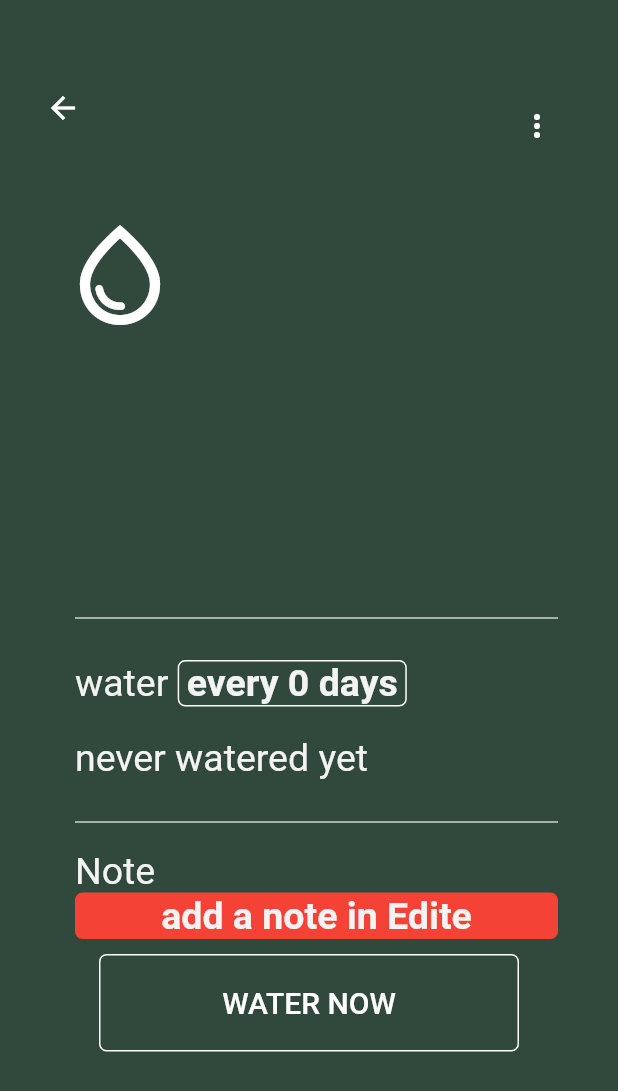
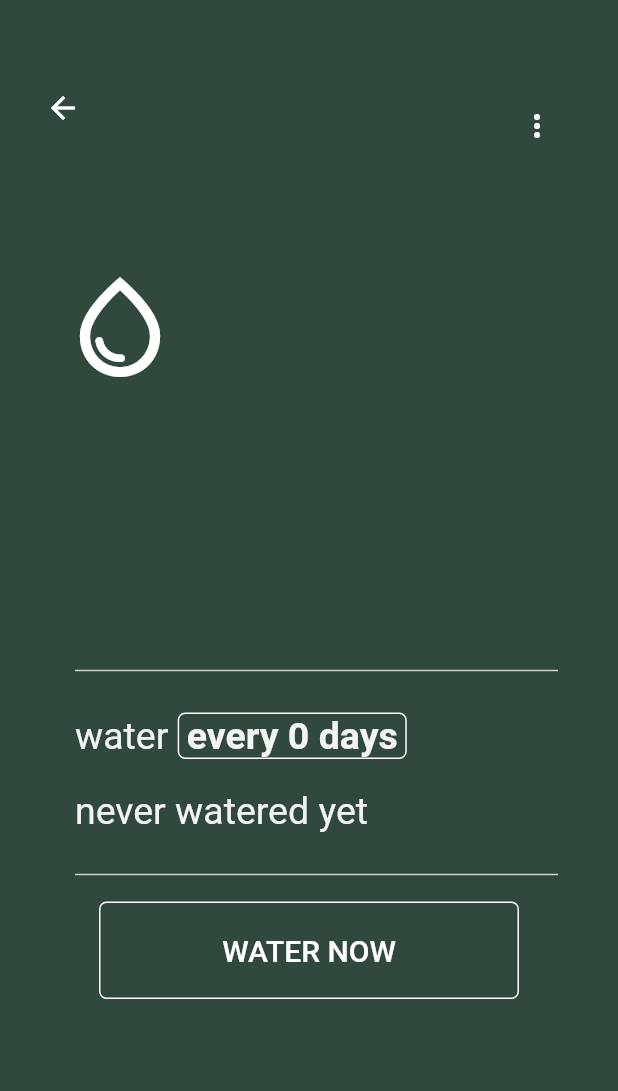
Before and after one commit to abertschi/water-me, a Flutter app: the ShowPlant screen opened directly, on a phone screen of 412 x 824 dp. Shown: the top 1091 px of the screen. Run offline on Flutter 3.47's test engine with Material 2 defaults, Android fonts, the phone set to English and light mode, and no system bars; our stand-ins replace camera, flutter_local_notifications, shared_preferences; missing offline and left inert: workmanager; accounts and stored records are empty; Roboto replaces fonts that are missing (Raleway).

Commit message:
fix add field when it empty

```diff
--- a/lib/models/plant_model.dart
+++ b/lib/models/plant_model.dart
@@ -4,13 +4,13 @@
   List<DateTime> _wateringHistory = [];
   late String _plantName;
   late int _wateringFrequency;
-  late String _planetNote;
+  late String _plantNote;
   String? _image;
 
   PlantModel(String name, int wateringFreq, String note) {
     _plantName = name;
     _wateringFrequency = wateringFreq;
-    _planetNote = note;
+    _plantNote = note;
   }
 
   get hasImage {
@@ -46,10 +46,10 @@
     }
   }
 
-  String get planetNote => _planetNote;
-  set planetNote(String note) {
-    _planetNote = note;
-    notifyListeners();
+  String get plantNote => _plantNote;
+  set plantNote(String note) {
+    _plantNote = note;
+    //notifyListeners();
   }
 
   String get plantName => _plantName;
@@ -101,7 +101,7 @@
     PlantModel p = PlantModel("", 0, "");
     p.plantName = plantMap['name'] ?? '';
     p.wateringFrequency = plantMap['frequency'] ?? 7;
-    p.planetNote = plantMap['note'] ?? '';
+    p.plantNote = plantMap['note'] ?? '';
     p.image = plantMap['image'] ?? '';
     var hist = List<String>.from(plantMap['watinergHistory'] ?? []);
     p.wateringHistory = hist.map((e) => DateTime.parse(e)).toList();
@@ -112,7 +112,7 @@
     final Map<String, dynamic> data = <String, dynamic>{};
     data['name'] = plantName;
     data['frequency'] = wateringFrequency;
-    data['note'] = planetNote;
+    data['note'] = plantNote;
     data['image'] = image;
     data['watinergHistory'] = wateringHistory.map((e) => e.toString()).toList();
     return data;
--- a/lib/screens/plant_edit.dart
+++ b/lib/screens/plant_edit.dart
@@ -46,9 +46,10 @@
     frequencyCtrl.addListener(() {
       plant.wateringFrequency = int.tryParse(frequencyCtrl.text) ?? 0;
     });
-    planetNoteCtr = TextEditingController(text: plant.planetNote);
+
+    planetNoteCtr = TextEditingController(text: plant.plantNote);
     planetNoteCtr.addListener(() {
-      plant.planetNote = planetNoteCtr.text;
+      plant.plantNote = planetNoteCtr.text;
     });
   }
 
@@ -137,10 +138,6 @@
             text: "TAKE PICTURE",
             onPressed: () => onTakePicture(context, plant),
           ),
-          const SizedBox(height: 40.0),
-          // buttonTemplate(
-          //     text: "SAVE", onPressed: () => saveButton(context, plant)),
-          saveButton(context, plant),
           const SizedBox(height: 40.0),
           widget.editMode == EditMode.edit
               ? deleteButton(context, plant)
@@ -269,7 +266,7 @@
             }
           },
           decoration: InputDecoration(
-            labelText: "note optional",
+            labelText: "NOTE OPTIONAL",
             errorStyle: const TextStyle(color: Colors.white),
             suffixStyle: const TextStyle(color: Colors.white, fontSize: 20.0),
             labelStyle: const TextStyle(color: Colors.white, fontSize: 20.0),
--- a/lib/screens/plant_show.dart
+++ b/lib/screens/plant_show.dart
@@ -90,63 +90,7 @@
               color: Color.fromRGBO(255, 255, 255, 0.7607843137254902),
               thickness: 1.0,
             )),
-        //const SizedBox(height: 50.0),
-        Padding(
-          padding: const EdgeInsets.only(left: 10.0, top: 10.0),
-          child: Column(children: [
-            Row(
-              children: const [
-                Text(
-                  "Note",
-                  style: descTextSize,
-                ),
-              ],
-            ),
-            Container(
-              // padding: const EdgeInsets.all(7.0),
-              padding: const EdgeInsets.only(left: 5.0, right: 5.0),
-              decoration: BoxDecoration(
-                border: Border.all(color: Colors.red),
-                borderRadius: BorderRadius.circular(5.0),
-                color: Colors.red,
-              ),
-              child: Center(
-                child: Text(
-                  plant.planetNote == ""
-                      ? "add a note in Edite"
-                      : plant.planetNote,
-                  style: descTextBold,
-                ),
-              ),
-            ),
-
-            // Container(
-            //   padding: const EdgeInsets.only(left: 5.0, right: 5.0),
-            //   // width: 200,
-            //   // height: 200,
-            //   decoration: BoxDecoration(
-            //     border: Border.all(
-            //       color: Colors.white,
-            //       width: 1.0,
-            //       style: BorderStyle.solid,
-            //     ),
-            //     borderRadius: BorderRadius.circular(20),
-            //     color: Colors.red,
-            //   ),
-
-            //   child: Text(
-            //     plant.planetNote,
-            //     style: descTextSize,
-            //   ),
-            // ),
-          ]),
-        ),
-        // const Padding(
-        //     padding: EdgeInsets.only(left: 10.0),
-        //     child: Divider(
-        //       color: Color.fromRGBO(255, 255, 255, 0.7607843137254902),
-        //       thickness: 1.0,
-        //     )),
+        buildPlantNote(context, plant, descTextSize, descTextBold),
         const SizedBox(
           height: 10.0,
         ),
@@ -170,7 +114,6 @@
             ),
           ));
     }
-
     return Stack(
       children: <Widget>[
         image,
@@ -246,6 +189,51 @@
     }
   }
 
+  buildPlantNote(BuildContext context, PlantModel plant, TextStyle descTextSize,
+      TextStyle descTextBold) {
+    if (plant.plantNote != "") {
+      return Padding(
+        padding: const EdgeInsets.only(left: 10.0, top: 10.0),
+        child: Column(children: [
+          Row(
+            children: [
+              Text(
+                "Note",
+                style: descTextSize,
+              ),
+            ],
+          ),
+          const SizedBox(
+            height: 5.0,
+          ),
+          Container(
+            padding: const EdgeInsets.only(left: 5.0, right: 5.0),
+            decoration: BoxDecoration(
+              border: Border.all(color: Colors.red),
+              borderRadius: BorderRadius.circular(5.0),
+              color: Colors.red,
+            ),
+            child: Center(
+              child: Text(
+                plant.plantNote,
+                style: descTextSize,
+              ),
+            ),
+          ),
+          const SizedBox(
+            height: 20.0,
+          ),
+          const Divider(
+            color: Color.fromRGBO(255, 255, 255, 0.7607843137254902),
+            thickness: 1.0,
+          )
+        ]),
+      );
+    } else {
+      return Container();
+    }
+  }
+
   Widget buildOptionsButton(BuildContext context, PlantModel plant) {
     var options = <String>['Edit', 'Delete'];
 
```
